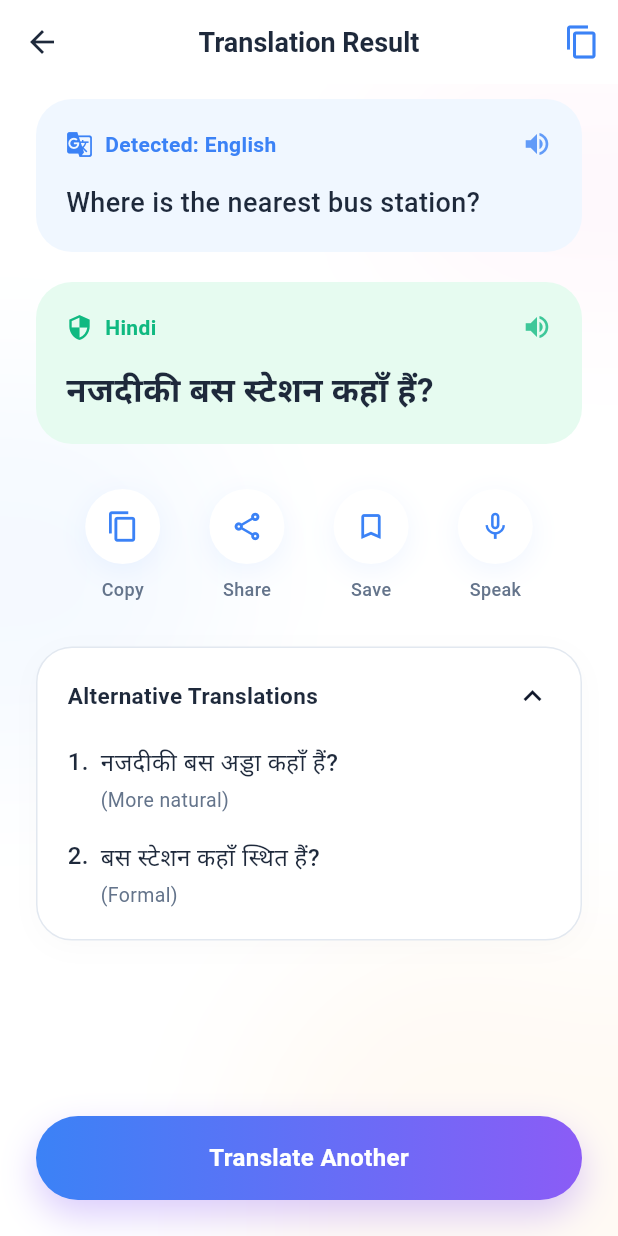
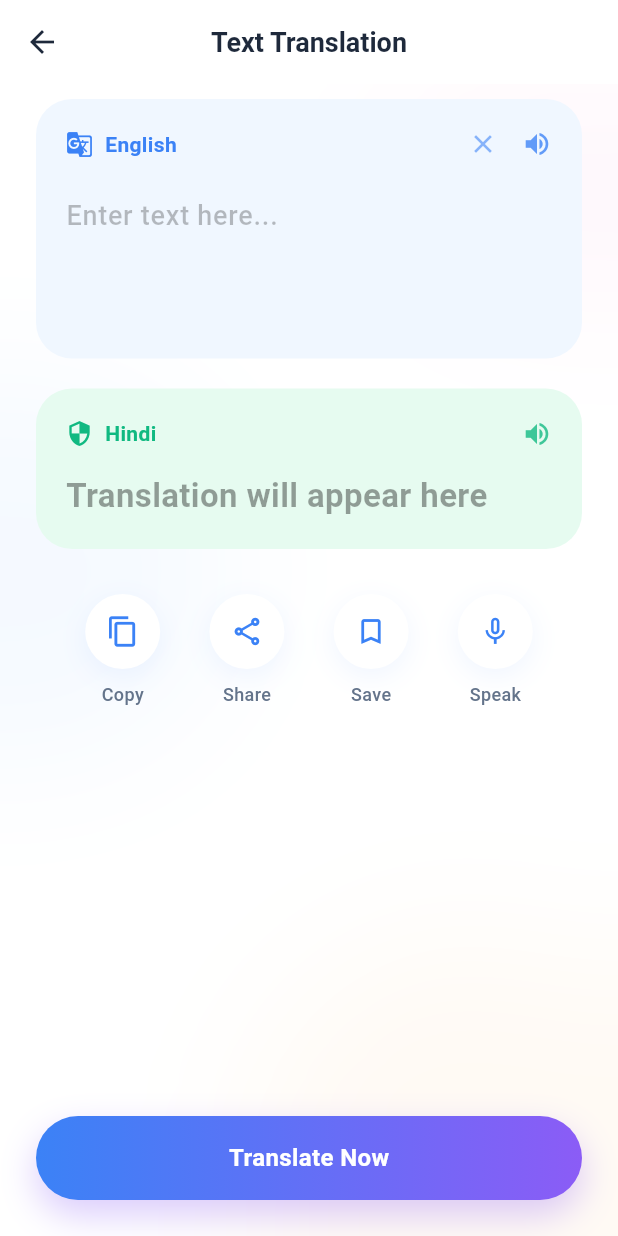
Before and after one commit to nayon-coders/live-translator-app, a Flutter app: the TextTranslationView screen opened by its route, on a phone screen of 412 x 824 dp. Run offline on Flutter 3.47's test engine with Material 3 defaults, Android fonts, the phone set to English and light mode, and no system bars; our stand-ins replace flutter_tts, get, permission_handler, speech_to_text; missing offline and left inert: country_flags, translator_plus.

Commit message:
feat: complete dynamic text translation
- Added text input field for source language

- Implemented text translation logic using TranslationService

- Added copy to clipboard functionality

- Added Text-to-Speech (TTS) for both source and target text

```diff
--- a/lib/modules/text_translation/controllers/text_translation_controller.dart
+++ b/lib/modules/text_translation/controllers/text_translation_controller.dart
@@ -1,9 +1,91 @@
 import 'package:get/get.dart';
+import 'package:flutter/material.dart';
+import 'package:flutter/services.dart';
+import '../../../models/language_model.dart';
+import '../../home/controllers/home_controller.dart';
+import '../../../services/translation_service.dart';
 
 class TextTranslationController extends GetxController {
   final isExpanded = true.obs;
 
+  final textController = TextEditingController();
+  final translatedText = ''.obs;
+  final isTranslating = false.obs;
+  final isSpeaking = false.obs;
+
+  late final LanguageModel sourceLanguage;
+  late final LanguageModel targetLanguage;
+
+  final TranslationService _translationService = Get.find<TranslationService>();
+
+  @override
+  void onInit() {
+    super.onInit();
+    final homeController = Get.find<HomeController>();
+    sourceLanguage = homeController.sourceLanguage;
+    targetLanguage = homeController.targetLanguage;
+
+    _translationService.setCompletionHandler(() {
+      isSpeaking.value = false;
+    });
+  }
+
+  @override
+  void onClose() {
+    textController.dispose();
+    _translationService.stopSpeaking();
+    super.onClose();
+  }
+
   void toggleExpanded() {
     isExpanded.value = !isExpanded.value;
   }
+
+  Future<void> translateText() async {
+    final text = textController.text.trim();
+    if (text.isEmpty) {
+      translatedText.value = '';
+      return;
+    }
+
+    isTranslating.value = true;
+    try {
+      final result = await _translationService.translate(
+        text: text,
+        sourceCode: sourceLanguage.code,
+        targetCode: targetLanguage.code,
+      );
+      translatedText.value = result;
+    } catch (e) {
+      Get.snackbar('Error', 'Failed to translate text.', snackPosition: SnackPosition.BOTTOM);
+    } finally {
+      isTranslating.value = false;
+    }
+  }
+
+  void speakSource() {
+    if (textController.text.isNotEmpty) {
+      isSpeaking.value = true;
+      _translationService.speak(textController.text, languageCode: sourceLanguage.code);
+    }
+  }
+
+  void speakTarget() {
+    if (translatedText.value.isNotEmpty) {
+      isSpeaking.value = true;
+      _translationService.speak(translatedText.value, languageCode: targetLanguage.code);
+    }
+  }
+
+  void copyToClipboard() {
+    if (translatedText.value.isNotEmpty) {
+      Clipboard.setData(ClipboardData(text: translatedText.value));
+      Get.snackbar('Copied', 'Translation copied to clipboard!', snackPosition: SnackPosition.BOTTOM, duration: const Duration(seconds: 2));
+    }
+  }
+
+  void clearText() {
+    textController.clear();
+    translatedText.value = '';
+  }
 }
--- a/lib/modules/text_translation/views/text_translation_view.dart
+++ b/lib/modules/text_translation/views/text_translation_view.dart
@@ -18,7 +18,7 @@ class TextTranslationView extends GetView<TextTranslationController> {
           onPressed: () => Get.back(),
         ),
         title: const Text(
-          'Translation Result',
+          'Text Translation',
           style: TextStyle(
             color: Color(0xFF1E293B),
             fontWeight: FontWeight.w700,
@@ -26,12 +26,6 @@ class TextTranslationView extends GetView<TextTranslationController> {
           ),
         ),
         centerTitle: true,
-        actions: [
-          IconButton(
-            icon: const Icon(Icons.copy_outlined, color: Color(0xFF3B82F6)),
-            onPressed: () {},
-          ),
-        ],
       ),
       body: Stack(
         children: [
@@ -44,7 +38,7 @@ class TextTranslationView extends GetView<TextTranslationController> {
               height: 200,
               decoration: BoxDecoration(
                 shape: BoxShape.circle,
-                color: const Color(0xFFFBCFE8).withAlpha(100), // Soft pink
+                color: const Color(0xFFFBCFE8).withAlpha(100),
               ),
             ),
           ),
@@ -56,7 +50,7 @@ class TextTranslationView extends GetView<TextTranslationController> {
               height: 300,
               decoration: BoxDecoration(
                 shape: BoxShape.circle,
-                color: const Color(0xFFFED7AA).withAlpha(80), // Soft orange
+                color: const Color(0xFFFED7AA).withAlpha(80),
               ),
             ),
           ),
@@ -68,12 +62,11 @@ class TextTranslationView extends GetView<TextTranslationController> {
               height: 250,
               decoration: BoxDecoration(
                 shape: BoxShape.circle,
-                color: const Color(0xFFBFDBFE).withAlpha(100), // Soft blue
+                color: const Color(0xFFBFDBFE).withAlpha(100),
               ),
             ),
           ),
 
-          // Blur layer for blobs
           Positioned.fill(
             child: BackdropFilter(
               filter: ImageFilter.blur(sigmaX: 50, sigmaY: 50),
@@ -90,11 +83,11 @@ class TextTranslationView extends GetView<TextTranslationController> {
                     padding: const EdgeInsets.symmetric(horizontal: 24.0, vertical: 10.0),
                     child: Column(
                       children: [
-                        // Source Card (English)
+                        // Source Card
                         _buildSourceCard(),
                         const SizedBox(height: 20),
 
-                        // Target Card (Hindi)
+                        // Target Card
                         _buildTargetCard(),
                         const SizedBox(height: 30),
 
@@ -103,13 +96,13 @@ class TextTranslationView extends GetView<TextTranslationController> {
                         const SizedBox(height: 30),
 
                         // Alternative Translations
-                        _buildAlternativeTranslations(),
+                        // _buildAlternativeTranslations(),
                       ],
                     ),
                   ),
                 ),
 
-                // Bottom Button
+                // Bottom Button (Translate)
                 Padding(
                   padding: const EdgeInsets.all(24.0),
                   child: Container(
@@ -134,17 +127,27 @@ class TextTranslationView extends GetView<TextTranslationController> {
                       color: Colors.transparent,
                       child: InkWell(
                         borderRadius: BorderRadius.circular(28),
-                        onTap: () => Get.back(),
-                        child: const Center(
-                          child: Text(
-                            'Translate Another',
+                        onTap: () {
+                          // Hide keyboard
+                          FocusScope.of(context).unfocus();
+                          controller.translateText();
+                        },
+                        child: Obx(() => Center(
+                          child: controller.isTranslating.value
+                              ? const SizedBox(
+                                  width: 24,
+                                  height: 24,
+                                  child: CircularProgressIndicator(color: Colors.white, strokeWidth: 2),
+                                )
+                              : const Text(
+                                  'Translate Now',
                                   style: TextStyle(
                                     color: Colors.white,
                                     fontSize: 16,
                                     fontWeight: FontWeight.bold,
                                   ),
                                 ),
-                        ),
+                        )),
                       ),
                     ),
                   ),
@@ -172,23 +175,44 @@ class TextTranslationView extends GetView<TextTranslationController> {
             children: [
               const Icon(Icons.g_translate, color: Color(0xFF3B82F6), size: 18),
               const SizedBox(width: 8),
-              const Expanded(
+              Expanded(
                 child: Text(
-                  'Detected: English',
-                  style: TextStyle(
+                  controller.sourceLanguage.name,
+                  style: const TextStyle(
                     color: Color(0xFF3B82F6),
                     fontWeight: FontWeight.w600,
                     fontSize: 14,
                   ),
                 ),
               ),
-              Icon(Icons.volume_up, color: const Color(0xFF3B82F6).withAlpha(200), size: 20),
+              InkWell(
+                onTap: controller.clearText,
+                child: Icon(Icons.clear, color: const Color(0xFF3B82F6).withAlpha(150), size: 20),
+              ),
+              const SizedBox(width: 16),
+              InkWell(
+                onTap: controller.speakSource,
+                child: Icon(Icons.volume_up, color: const Color(0xFF3B82F6).withAlpha(200), size: 20),
+              ),
             ],
           ),
           const SizedBox(height: 16),
-          const Text(
-            'Where is the nearest bus station?',
-            style: TextStyle(
+          TextField(
+            controller: controller.textController,
+            maxLines: null,
+            minLines: 3,
+            textInputAction: TextInputAction.done,
+            onSubmitted: (_) {
+              controller.translateText();
+            },
+            decoration: const InputDecoration(
+              hintText: 'Enter text here...',
+              border: InputBorder.none,
+              hintStyle: TextStyle(
+                color: Colors.black26,
+              ),
+            ),
+            style: const TextStyle(
               color: Color(0xFF1E293B),
               fontSize: 18,
               fontWeight: FontWeight.w500,
@@ -214,28 +238,33 @@ class TextTranslationView extends GetView<TextTranslationController> {
             children: [
               const Icon(Icons.security, color: Color(0xFF10B981), size: 18),
               const SizedBox(width: 8),
-              const Expanded(
+              Expanded(
                 child: Text(
-                  'Hindi',
-                  style: TextStyle(
+                  controller.targetLanguage.name,
+                  style: const TextStyle(
                     color: Color(0xFF10B981),
                     fontWeight: FontWeight.w600,
                     fontSize: 14,
                   ),
                 ),
               ),
-              Icon(Icons.volume_up, color: const Color(0xFF10B981).withAlpha(200), size: 20),
+              InkWell(
+                onTap: controller.speakTarget,
+                child: Icon(Icons.volume_up, color: const Color(0xFF10B981).withAlpha(200), size: 20),
+              ),
             ],
           ),
           const SizedBox(height: 16),
-          const Text(
-            'नजदीकी बस स्टेशन कहाँ हैं?',
+          Obx(() => Text(
+            controller.translatedText.value.isEmpty
+              ? (controller.isTranslating.value ? 'Translating...' : 'Translation will appear here')
+              : controller.translatedText.value,
             style: TextStyle(
-              color: Color(0xFF1E293B),
-              fontSize: 22, // Hindi script often needs to be slightly larger
+              color: controller.translatedText.value.isEmpty ? Colors.black38 : const Color(0xFF1E293B),
+              fontSize: 22,
               fontWeight: FontWeight.w600,
             ),
-          ),
+          )),
         ],
       ),
     );
@@ -245,16 +274,18 @@ class TextTranslationView extends GetView<TextTranslationController> {
     return Row(
       mainAxisAlignment: MainAxisAlignment.spaceEvenly,
       children: [
-        _buildActionButton(Icons.copy_outlined, 'Copy'),
-        _buildActionButton(Icons.share_outlined, 'Share'),
-        _buildActionButton(Icons.bookmark_border, 'Save'),
-        _buildActionButton(Icons.mic_none, 'Speak'),
+        _buildActionButton(Icons.copy_outlined, 'Copy', onTap: controller.copyToClipboard),
+        _buildActionButton(Icons.share_outlined, 'Share', onTap: () {}),
+        _buildActionButton(Icons.bookmark_border, 'Save', onTap: () {}),
+        _buildActionButton(Icons.mic_none, 'Speak', onTap: controller.speakTarget),
       ],
     );
   }
 
-  Widget _buildActionButton(IconData icon, String label) {
-    return Column(
+  Widget _buildActionButton(IconData icon, String label, {VoidCallback? onTap}) {
+    return GestureDetector(
+      onTap: onTap,
+      child: Column(
         mainAxisSize: MainAxisSize.min,
         children: [
           Container(
@@ -283,114 +314,7 @@ class TextTranslationView extends GetView<TextTranslationController> {
             ),
           ),
         ],
-    );
-  }
-
-  Widget _buildAlternativeTranslations() {
-    return Obx(() => Container(
-      decoration: BoxDecoration(
-        color: Colors.white,
-        borderRadius: BorderRadius.circular(24),
-        border: Border.all(color: const Color(0xFFE2E8F0), width: 1),
-        boxShadow: [
-          BoxShadow(
-            color: Colors.black.withAlpha(5),
-            blurRadius: 15,
-            offset: const Offset(0, 4),
       ),
-        ],
-      ),
-      child: Column(
-        children: [
-          // Header
-          InkWell(
-            onTap: controller.toggleExpanded,
-            borderRadius: const BorderRadius.vertical(top: Radius.circular(24), bottom: Radius.circular(24)),
-            child: Padding(
-              padding: const EdgeInsets.all(20.0),
-              child: Row(
-                children: [
-                  const Expanded(
-                    child: Text(
-                      'Alternative Translations',
-                      style: TextStyle(
-                        color: Color(0xFF1E293B),
-                        fontWeight: FontWeight.w600,
-                        fontSize: 15,
-                      ),
-                    ),
-                  ),
-                  Icon(
-                    controller.isExpanded.value ? Icons.keyboard_arrow_up : Icons.keyboard_arrow_down,
-                    color: const Color(0xFF0F172A),
-                  ),
-                ],
-              ),
-            ),
-          ),
-
-          // Expanded Content
-          if (controller.isExpanded.value)
-            Padding(
-              padding: const EdgeInsets.only(left: 20, right: 20, bottom: 20),
-              child: Column(
-                children: [
-                  _buildAltTranslationItem(
-                    number: '1.',
-                    text: 'नजदीकी बस अड्डा कहाँ हैं?',
-                    context: '(More natural)',
-                  ),
-                  const SizedBox(height: 16),
-                  _buildAltTranslationItem(
-                    number: '2.',
-                    text: 'बस स्टेशन कहाँ स्थित हैं?',
-                    context: '(Formal)',
-                  ),
-                ],
-              ),
-            ),
-        ],
-      ),
-    ));
-  }
-
-  Widget _buildAltTranslationItem({required String number, required String text, required String context}) {
-    return Row(
-      crossAxisAlignment: CrossAxisAlignment.start,
-      children: [
-        Text(
-          number,
-          style: const TextStyle(
-            color: Color(0xFF1E293B),
-            fontSize: 16,
-            fontWeight: FontWeight.w500,
-          ),
-        ),
-        const SizedBox(width: 8),
-        Expanded(
-          child: Column(
-            crossAxisAlignment: CrossAxisAlignment.start,
-            children: [
-              Text(
-                text,
-                style: const TextStyle(
-                  color: Color(0xFF1E293B),
-                  fontSize: 16,
-                  fontWeight: FontWeight.w500,
-                ),
-              ),
-              const SizedBox(height: 4),
-              Text(
-                context,
-                style: const TextStyle(
-                  color: Color(0xFF64748B),
-                  fontSize: 13,
-                ),
-              ),
-            ],
-          ),
-        ),
-      ],
     );
   }
 }
```
Lines whose indentation alone changed are shown as unchanged.
